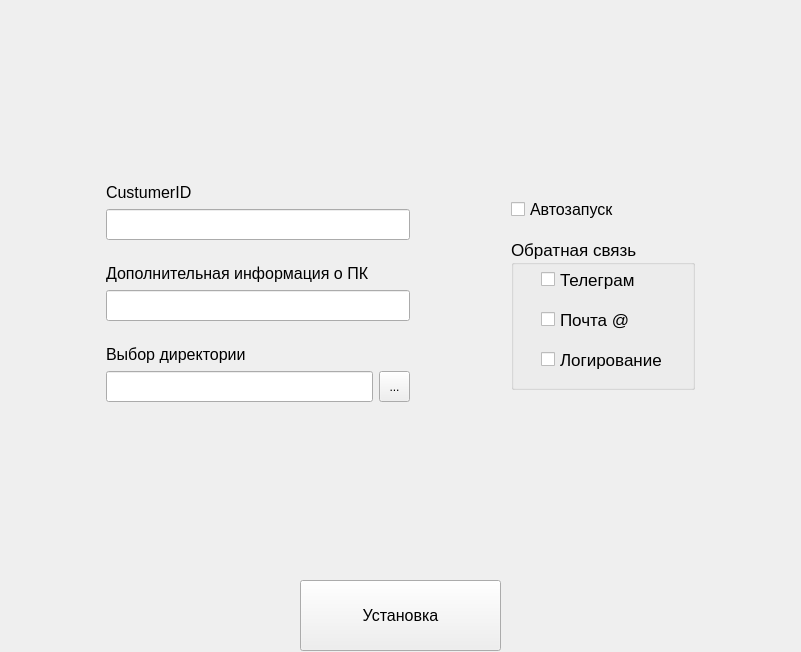
Before: the Qt Designer form visual_ui1.ui in artemk1337/Fintech-Security-Superhero-hack-Final-stage, drawn with Qt 5.
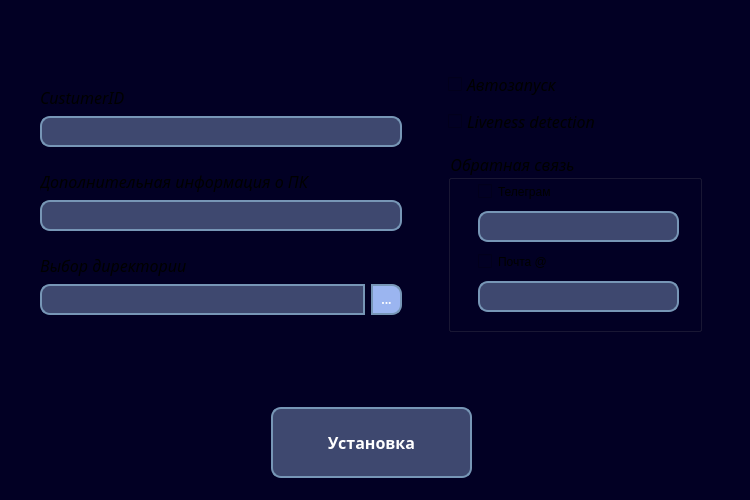
After: the same form once the commit is applied.

Diff of the .ui file:
```diff
--- a/visual_ui1.ui
+++ b/visual_ui1.ui
@@ -6,26 +6,50 @@
    <rect>
     <x>0</x>
     <y>0</y>
-    <width>801</width>
-    <height>652</height>
+    <width>750</width>
+    <height>500</height>
    </rect>
   </property>
+  <property name="minimumSize">
+   <size>
+    <width>750</width>
+    <height>500</height>
+   </size>
+  </property>
+  <property name="maximumSize">
+   <size>
+    <width>750</width>
+    <height>500</height>
+   </size>
+  </property>
   <property name="windowTitle">
    <string>MainWindow</string>
   </property>
+  <property name="styleSheet">
+   <string notr="true">QMainWindow {
+background:#020024;
+}</string>
+  </property>
   <widget class="QWidget" name="centralwidget">
+   <property name="styleSheet">
+    <string notr="true">QWidget {
+background:#020024;
+}</string>
+   </property>
    <widget class="QWidget" name="layoutWidget">
     <property name="geometry">
      <rect>
-      <x>10</x>
-      <y>10</y>
-      <width>781</width>
-      <height>641</height>
+      <x>0</x>
+      <y>0</y>
+      <width>742</width>
+      <height>498</height>
      </rect>
     </property>
     <layout class="QVBoxLayout" name="final_layout">
      <item>
-      <layout class="QHBoxLayout" name="horizontalLayout_6">
+      <layout class="QVBoxLayout" name="layout_dfs">
+       <item>
+        <layout class="QHBoxLayout" name="horizontalLayout_6" stretch="0,6,0,0,0">
        <item>
         <spacer name="horizontalSpacer_6">
          <property name="orientation">
@@ -62,9 +86,20 @@
               <widget class="QLabel" name="label">
                <property name="font">
                 <font>
+                   <family>Century Gothic</family>
                  <pointsize>12</pointsize>
-                </font>
-               </property>
+                   <italic>true</italic>
+                  </font>
+                 </property>
+                 <property name="styleSheet">
+                  <string notr="true">QWidget {
+font-style: italic;
+color: white;
+border: 0px;
+font-family: Century Gothic;
+font-size: 12pt;
+};</string>
+                 </property>
                <property name="text">
                 <string>CustumerID</string>
                </property>
@@ -117,9 +152,25 @@
              </property>
              <property name="font">
               <font>
-               <pointsize>10</pointsize>
-              </font>
-             </property>
+                 <family>Century Gothic</family>
+                 <pointsize>12</pointsize>
+                 <weight>75</weight>
+                 <italic>false</italic>
+                 <bold>true</bold>
+                </font>
+               </property>
+               <property name="styleSheet">
+                <string notr="true">QLineEdit {
+font: bold;
+size: 12;
+font-family: Century Gothic;
+background-color: #3E486F;
+border: 2px solid #7796B6;
+color: white;
+border-radius: 10px;
+}
+</string>
+               </property>
              <property name="text">
               <string/>
              </property>
@@ -151,9 +202,20 @@
               <widget class="QLabel" name="label_2">
                <property name="font">
                 <font>
+                   <family>Century Gothic</family>
                  <pointsize>12</pointsize>
-                </font>
-               </property>
+                   <italic>true</italic>
+                  </font>
+                 </property>
+                 <property name="styleSheet">
+                  <string notr="true">QWidget {
+font-style: italic;
+color: white;
+border: 0px;
+font-family: Century Gothic;
+font-size: 12pt;
+};</string>
+                 </property>
                <property name="text">
                 <string>Дополнительная информация о ПК</string>
                </property>
@@ -206,9 +268,25 @@
              </property>
              <property name="font">
               <font>
-               <pointsize>10</pointsize>
-              </font>
-             </property>
+                 <family>Century Gothic</family>
+                 <pointsize>12</pointsize>
+                 <weight>75</weight>
+                 <italic>false</italic>
+                 <bold>true</bold>
+                </font>
+               </property>
+               <property name="styleSheet">
+                <string notr="true">QLineEdit {
+font: bold;
+size: 12;
+font-family: Century Gothic;
+background-color: #3E486F;
+border: 2px solid #7796B6;
+color: white;
+border-radius: 10px;
+}
+</string>
+               </property>
             </widget>
            </item>
           </layout>
@@ -237,9 +315,20 @@
               <widget class="QLabel" name="label_3">
                <property name="font">
                 <font>
+                   <family>Century Gothic</family>
                  <pointsize>12</pointsize>
-                </font>
-               </property>
+                   <italic>true</italic>
+                  </font>
+                 </property>
+                 <property name="styleSheet">
+                  <string notr="true">QWidget {
+font-style: italic;
+color: white;
+border: 0px;
+font-family: Century Gothic;
+font-size: 12pt;
+};</string>
+                 </property>
                <property name="text">
                 <string>Выбор директории</string>
                </property>
@@ -294,9 +383,29 @@
                </property>
                <property name="font">
                 <font>
-                 <pointsize>10</pointsize>
-                </font>
-               </property>
+                   <family>Century Gothic</family>
+                   <pointsize>12</pointsize>
+                   <weight>75</weight>
+                   <italic>false</italic>
+                   <bold>true</bold>
+                  </font>
+                 </property>
+                 <property name="styleSheet">
+                  <string notr="true">QLineEdit {
+font: bold;
+size: 12;
+font-family: Century Gothic;
+background-color: #3E486F;
+border: 2px solid #7796B6;
+color: white;
+border-bottom-left-radius: 10px;
+border-top-left-radius: 10px;
+}
+</string>
+                 </property>
+                 <property name="text">
+                  <string/>
+                 </property>
               </widget>
              </item>
              <item>
@@ -313,6 +422,18 @@
                  <height>31</height>
                 </size>
                </property>
+                 <property name="styleSheet">
+                  <string notr="true">QToolButton {
+font: bold;
+font-family: Century Gothic;
+background-color: rgb(155, 181, 240);
+border: 2px solid #7796B6;
+color: white;
+border-bottom-right-radius: 10px;
+border-top-right-radius: 10px;
+}
+</string>
+                 </property>
                <property name="text">
                 <string>...</string>
                </property>
@@ -366,7 +487,7 @@
           </spacer>
          </item>
          <item>
-          <layout class="QHBoxLayout" name="horizontalLayout_8">
+            <layout class="QHBoxLayout" name="horizontalLayout_9">
            <item>
             <widget class="QCheckBox" name="autorun_box">
              <property name="minimumSize">
@@ -383,15 +504,78 @@
              </property>
              <property name="font">
               <font>
+                 <family>Century Gothic</family>
                <pointsize>12</pointsize>
-              </font>
-             </property>
+                 <italic>true</italic>
+                </font>
+               </property>
+               <property name="styleSheet">
+                <string notr="true">QWidget {
+font-style: italic;
+color: white;
+border: 0px;
+font-family: Century Gothic;
+font-size: 12pt;
+};</string>
+               </property>
              <property name="text">
               <string>Автозапуск</string>
              </property>
             </widget>
            </item>
            <item>
+              <spacer name="horizontalSpacer_11">
+               <property name="orientation">
+                <enum>Qt::Horizontal</enum>
+               </property>
+               <property name="sizeHint" stdset="0">
+                <size>
+                 <width>40</width>
+                 <height>20</height>
+                </size>
+               </property>
+              </spacer>
+             </item>
+            </layout>
+           </item>
+           <item>
+            <layout class="QHBoxLayout" name="horizontalLayout_8">
+             <item>
+              <widget class="QCheckBox" name="liveness_box">
+               <property name="minimumSize">
+                <size>
+                 <width>0</width>
+                 <height>31</height>
+                </size>
+               </property>
+               <property name="maximumSize">
+                <size>
+                 <width>16777215</width>
+                 <height>31</height>
+                </size>
+               </property>
+               <property name="font">
+                <font>
+                 <family>Century Gothic</family>
+                 <pointsize>12</pointsize>
+                 <italic>true</italic>
+                </font>
+               </property>
+               <property name="styleSheet">
+                <string notr="true">QWidget {
+font-style: italic;
+color: white;
+border: 0px;
+font-family: Century Gothic;
+font-size: 12pt;
+};</string>
+               </property>
+               <property name="text">
+                <string>Liveness detection</string>
+               </property>
+              </widget>
+             </item>
+             <item>
             <spacer name="horizontalSpacer_10">
              <property name="orientation">
               <enum>Qt::Horizontal</enum>
@@ -426,21 +610,33 @@
           <widget class="QGroupBox" name="groupBox">
            <property name="minimumSize">
             <size>
-             <width>184</width>
-             <height>151</height>
+               <width>254</width>
+               <height>181</height>
             </size>
            </property>
            <property name="maximumSize">
             <size>
-             <width>184</width>
-             <height>151</height>
+               <width>254</width>
+               <height>181</height>
             </size>
            </property>
            <property name="font">
             <font>
-             <pointsize>13</pointsize>
-            </font>
-           </property>
+               <family>Century Gothic</family>
+               <pointsize>12</pointsize>
+               <italic>true</italic>
+              </font>
+             </property>
+             <property name="styleSheet">
+              <string notr="true">QWidget {
+font-style: italic;
+color: white;
+font-family: Century Gothic;
+font-size: 12pt;
+border-radius: 10px;
+border: 2px solid #7796B6;
+};</string>
+             </property>
            <property name="title">
             <string>Обратная связь</string>
            </property>
@@ -449,10 +645,15 @@
              <rect>
               <x>30</x>
               <y>30</y>
-              <width>171</width>
+                <width>121</width>
               <height>21</height>
              </rect>
             </property>
+              <property name="styleSheet">
+               <string notr="true">QWidget {
+border: 0px;
+}</string>
+              </property>
             <property name="text">
              <string>Телеграм</string>
             </property>
@@ -461,26 +662,110 @@
             <property name="geometry">
              <rect>
               <x>30</x>
-              <y>70</y>
-              <width>171</width>
+                <y>100</y>
+                <width>101</width>
               <height>21</height>
              </rect>
             </property>
+              <property name="styleSheet">
+               <string notr="true">QWidget {
+border: 0px;
+}</string>
+              </property>
             <property name="text">
              <string>Почта @</string>
             </property>
            </widget>
-           <widget class="QCheckBox" name="log_box">
+             <widget class="QLineEdit" name="tg_text">
             <property name="geometry">
              <rect>
               <x>30</x>
-              <y>110</y>
-              <width>171</width>
-              <height>21</height>
-             </rect>
-            </property>
+                <y>60</y>
+                <width>201</width>
+                <height>31</height>
+               </rect>
+              </property>
+              <property name="minimumSize">
+               <size>
+                <width>0</width>
+                <height>31</height>
+               </size>
+              </property>
+              <property name="maximumSize">
+               <size>
+                <width>16777215</width>
+                <height>31</height>
+               </size>
+              </property>
+              <property name="font">
+               <font>
+                <family>Century Gothic</family>
+                <pointsize>12</pointsize>
+                <weight>75</weight>
+                <italic>false</italic>
+                <bold>true</bold>
+               </font>
+              </property>
+              <property name="styleSheet">
+               <string notr="true">QLineEdit {
+font: bold;
+size: 12;
+font-family: Century Gothic;
+background-color: #3E486F;
+border: 2px solid #7796B6;
+color: white;
+border-radius: 10px;
+}
+</string>
+              </property>
             <property name="text">
-             <string>Логирование</string>
+               <string/>
+              </property>
+             </widget>
+             <widget class="QLineEdit" name="mail_text">
+              <property name="geometry">
+               <rect>
+                <x>30</x>
+                <y>130</y>
+                <width>201</width>
+                <height>31</height>
+               </rect>
+              </property>
+              <property name="minimumSize">
+               <size>
+                <width>0</width>
+                <height>31</height>
+               </size>
+              </property>
+              <property name="maximumSize">
+               <size>
+                <width>16777215</width>
+                <height>31</height>
+               </size>
+              </property>
+              <property name="font">
+               <font>
+                <family>Century Gothic</family>
+                <pointsize>12</pointsize>
+                <weight>75</weight>
+                <italic>false</italic>
+                <bold>true</bold>
+               </font>
+              </property>
+              <property name="styleSheet">
+               <string notr="true">QLineEdit {
+font: bold;
+size: 10;
+font-family: Century Gothic;
+background-color: #3E486F;
+border: 2px solid #7796B6;
+color: white;
+border-radius: 10px;
+}
+</string>
+              </property>
+              <property name="text">
+               <string/>
             </property>
            </widget>
           </widget>
@@ -546,9 +831,28 @@
          </property>
          <property name="font">
           <font>
+             <family>Century Gothic</family>
            <pointsize>12</pointsize>
-          </font>
-         </property>
+             <weight>75</weight>
+             <italic>false</italic>
+             <bold>true</bold>
+            </font>
+           </property>
+           <property name="styleSheet">
+            <string notr="true">QPushButton {
+font: bold;
+size: 12;
+font-family: Century Gothic;
+background-color: #3E486F;
+border: 2px solid #7796B6;
+color: white;
+border-radius: 10px;
+}
+
+QPushButton:pressed {
+background-color: #D6D0D9;
+}</string>
+           </property>
          <property name="text">
           <string>Установка</string>
          </property>
@@ -568,6 +872,24 @@
         </spacer>
        </item>
       </layout>
+       </item>
+      </layout>
+     </item>
+     <item>
+      <spacer name="verticalSpacer_11">
+       <property name="orientation">
+        <enum>Qt::Vertical</enum>
+       </property>
+       <property name="sizeType">
+        <enum>QSizePolicy::Fixed</enum>
+       </property>
+       <property name="sizeHint" stdset="0">
+        <size>
+         <width>20</width>
+         <height>20</height>
+        </size>
+       </property>
+      </spacer>
      </item>
     </layout>
    </widget>
```
Lines whose indentation alone changed are shown as unchanged.
